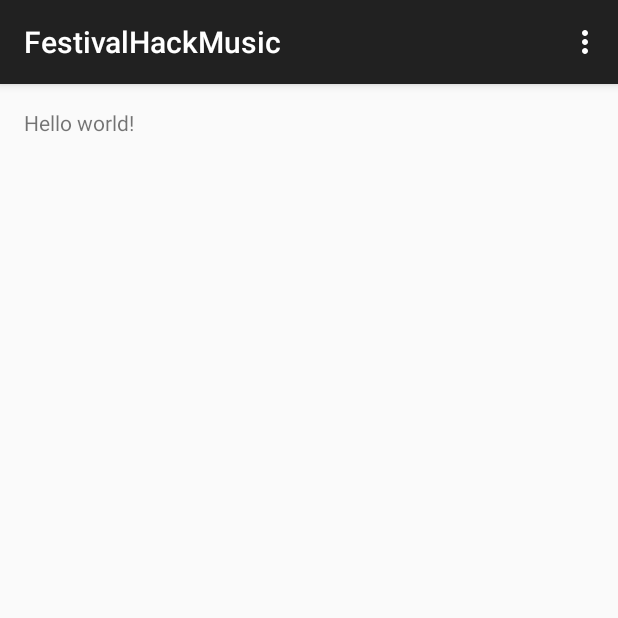
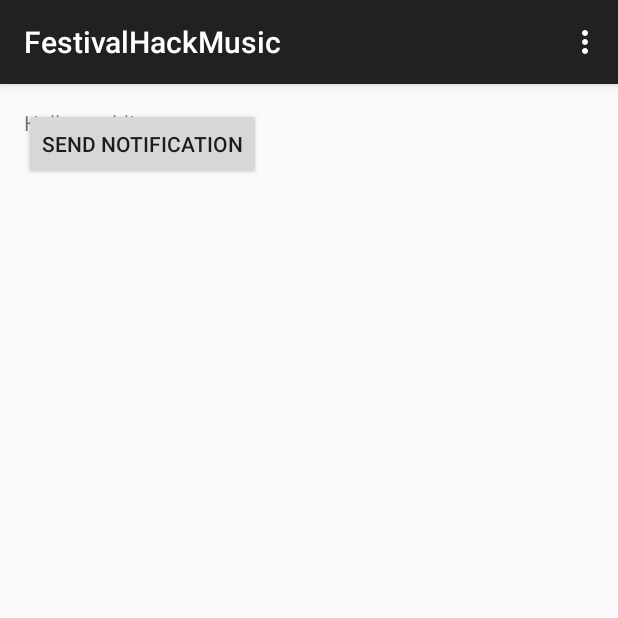
Before and after one commit to Amila17/FestivalHackMusic, an Android app: the screen it shows after launch (MainActivity), on a phone screen of 412 x 824 dp, the top half of it. Run offline under Robolectric (Android 15) with nearby library versions, the phone set to English and light mode, and no system bars; libraries missing offline, so code that uses them is left out: com.twilio.sdk.

Commit message:
Notifications

```diff
--- a/app/src/main/AndroidManifest.xml
+++ b/app/src/main/AndroidManifest.xml
@@ -16,6 +16,9 @@
                 <category android:name="android.intent.category.LAUNCHER" />
             </intent-filter>
         </activity>
+
     </application>
 
+    <uses-permission android:name="android.permission.INTERNET" />
+
 </manifest>
--- a/app/src/main/java/com/mycompany/festivalhackmusic/MainActivity.java
+++ b/app/src/main/java/com/mycompany/festivalhackmusic/MainActivity.java
@@ -1,9 +1,16 @@
 package com.mycompany.festivalhackmusic;
 
+import android.os.StrictMode;
 import android.support.v7.app.ActionBarActivity;
 import android.os.Bundle;
+import android.view.*;
 import android.view.Menu;
 import android.view.MenuItem;
+
+
+import com.twilio.sdk.TwilioRestException;
+
+import java.io.IOException;
 
 
 public class MainActivity extends ActionBarActivity {
@@ -12,6 +19,15 @@ public class MainActivity extends ActionBarActivity {
     protected void onCreate(Bundle savedInstanceState) {
         super.onCreate(savedInstanceState);
         setContentView(R.layout.activity_main);
+
+        StrictMode.ThreadPolicy policy = new StrictMode.
+        ThreadPolicy.Builder().permitAll().build();
+        StrictMode.setThreadPolicy(policy);
+    }
+
+    public void sendNotification(View view) throws IOException {
+        TwilioClient client = new TwilioClient();
+        client.SendNotification("Eye of the tiger", 220);
     }
 
 
--- a/app/src/main/res/layout/activity_main.xml
+++ b/app/src/main/res/layout/activity_main.xml
@@ -8,4 +8,9 @@
     <TextView android:text="@string/hello_world" android:layout_width="wrap_content"
         android:layout_height="wrap_content" />
 
+    <Button
+        android:layout_height="wrap_content"
+        android:layout_width="wrap_content"
+        android:text="@string/send_notification"
+        android:onClick="sendNotification" />
 </RelativeLayout>
--- a/app/src/main/res/values/strings.xml
+++ b/app/src/main/res/values/strings.xml
@@ -3,4 +3,5 @@
 
     <string name="hello_world">Hello world!</string>
     <string name="action_settings">Settings</string>
+    <string name="send_notification">Send Notification</string>
 </resources>
--- a/build.gradle
+++ b/build.gradle
@@ -6,6 +6,8 @@ buildscript {
     }
     dependencies {
         classpath 'com.android.tools.build:gradle:1.0.1'
+
+
 
         // NOTE: Do not place your application dependencies here; they belong
         // in the individual module build.gradle files
```
Also changed, not shown: app/build.gradle (+9 -0 lines), app/src/main/java/com/mycompany/festivalhackmusic/TwilioClient.java (added, +69 -0 lines), 1 other file.
